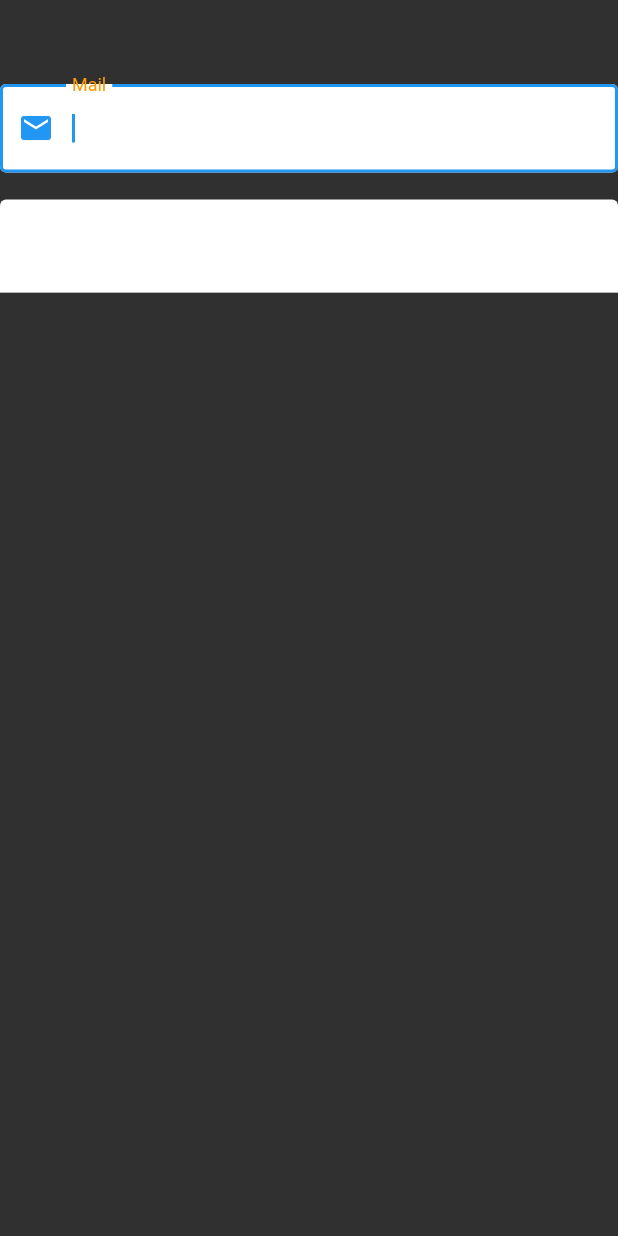
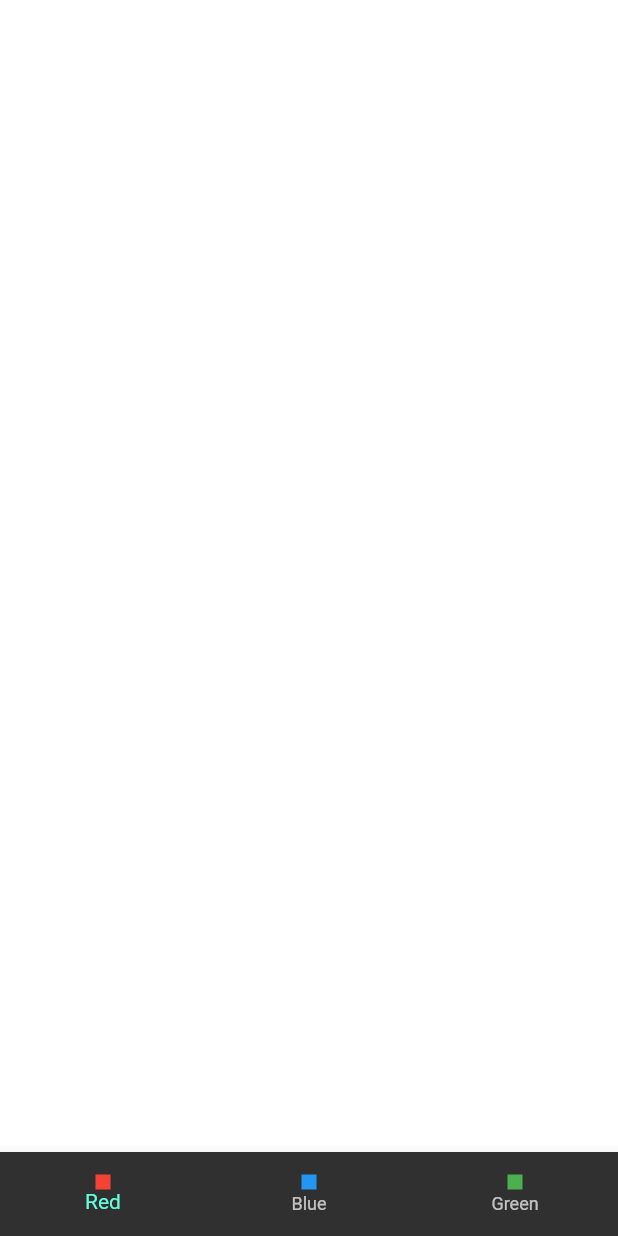
Before and after one commit to fadilbasaran/flutter_all, a Flutter app: the screen it shows after launch, on a phone screen of 412 x 824 dp. Run offline on Flutter 3.47's test engine with Material 2 defaults, Android fonts, the phone set to English and light mode, and no system bars.

Commit message:
I learned is Color Demos with Statefull Widget

```diff
--- /dev/null
+++ b/lib/demos/color_demos_views.dart
@@ -0,0 +1,75 @@
+import 'package:flutter/material.dart';
+
+class ColorDemosView extends StatefulWidget {
+  const ColorDemosView({Key? key}) : super(key: key);
+
+  @override
+  State<ColorDemosView> createState() => _ColorDemosViewState();
+}
+
+class _ColorDemosViewState extends State<ColorDemosView> {
+  Color _backgroudColor = Colors.transparent;
+  final Map<String, Color> _colors = {
+    'red': Colors.red,
+    'blue': Colors.blue,
+    'green': Colors.green
+  };
+  void _changeBackgroundColor(Color? color) {
+    setState(() {
+      _backgroudColor = color!;
+    });
+  }
+
+  @override
+  Widget build(BuildContext context) {
+    return Scaffold(
+      backgroundColor: _backgroudColor,
+      appBar: AppBar(
+        title: const Text('Color Demos View'),
+      ),
+      bottomNavigationBar: BottomNavigationBar(
+        onTap: (int value) {
+          if (value == _MyColor.red.index) {
+            _changeBackgroundColor(_colors['red']);
+          } else if (value == _MyColor.blue.index) {
+            _changeBackgroundColor(_colors['blue']);
+          } else if (value == _MyColor.green.index) {
+            _changeBackgroundColor(_colors['green']);
+          }
+        },
+        items: [
+          BottomNavigationBarItem(
+              icon: _ColorContainer(
+                color: _colors['red'],
+              ),
+              label: 'Red'),
+          BottomNavigationBarItem(
+              icon: _ColorContainer(
+                color: _colors['blue'],
+              ),
+              label: 'Blue'),
+          BottomNavigationBarItem(
+              icon: _ColorContainer(color: _colors['green']), label: 'Green'),
+        ],
+      ),
+    );
+  }
+}
+
+enum _MyColor { red, blue, green }
+
+class _ColorContainer extends StatelessWidget {
+  const _ColorContainer({
+    Key? key,
+    required this.color,
+  }) : super(key: key);
+  final Color? color;
+  @override
+  Widget build(BuildContext context) {
+    return Container(
+      color: color,
+      width: 10,
+      height: 10,
+    );
+  }
+}
--- a/lib/main.dart
+++ b/lib/main.dart
@@ -1,8 +1,7 @@
 import 'package:flutter/material.dart';
 import 'package:flutter/services.dart';
 import 'package:flutter_full_learn/101/color_learn.dart';
-import '101/statefull_life_cycle_learn.dart';
-import '101/text_field_learn.dart';
+import 'package:flutter_full_learn/demos/color_demos_views.dart';
 
 void main() {
   runApp(const MyApp());
@@ -34,7 +33,7 @@ class MyApp extends StatelessWidget {
               systemOverlayStyle: SystemUiOverlayStyle.light,
               backgroundColor: Colors.transparent,
               elevation: 0)),
-      home: const TextFieldLearn(),
+      home: const ColorDemosView(),
     );
   }
 }
```
